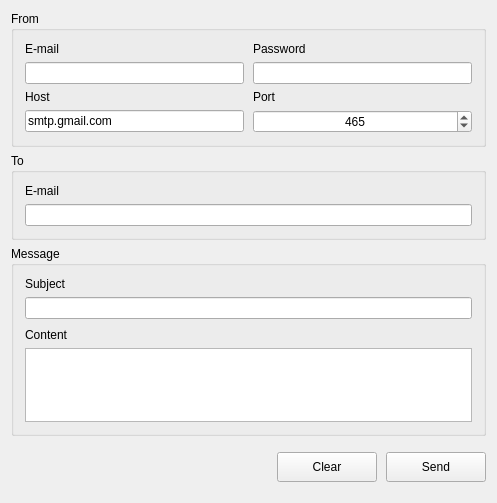
The window that Demo/mainwindow.ui (kelvins/SMTPClient) describes before a commit, drawn with Qt 5.
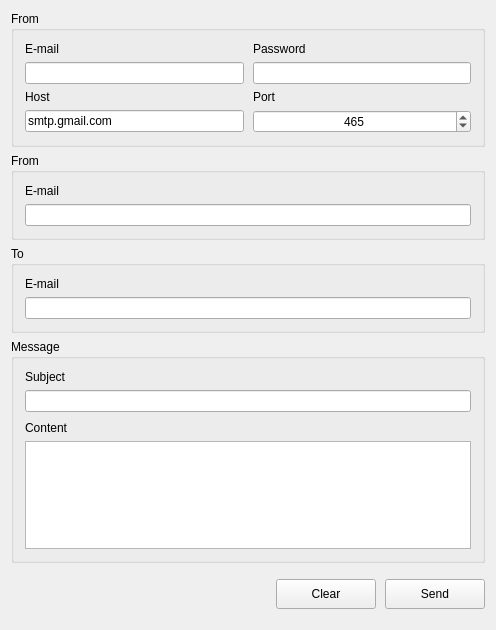
The same window after the commit.

Commit message: Include the new credential fields in the demo

```diff
--- a/Demo/mainwindow.ui
+++ b/Demo/mainwindow.ui
@@ -6,8 +6,8 @@
    <rect>
     <x>0</x>
     <y>0</y>
-    <width>497</width>
-    <height>503</height>
+    <width>496</width>
+    <height>630</height>
    </rect>
   </property>
   <property name="windowTitle">
@@ -15,8 +15,11 @@
   </property>
   <widget class="QWidget" name="centralWidget">
    <layout class="QVBoxLayout" name="verticalLayout">
+    <property name="spacing">
+     <number>-1</number>
+    </property>
     <item>
-     <widget class="QGroupBox" name="groupBoxFrom">
+     <widget class="QGroupBox" name="groupBoxCredentials">
       <property name="title">
        <string>From</string>
       </property>
@@ -40,7 +43,7 @@
           </widget>
          </item>
          <item row="0" column="1">
-          <widget class="QLabel" name="labelEmailFrom">
+          <widget class="QLabel" name="labelEmailCredentials">
            <property name="text">
             <string>E-mail</string>
            </property>
@@ -73,7 +76,7 @@
           </widget>
          </item>
          <item row="1" column="1">
-          <widget class="QLineEdit" name="lineEditEmailFrom"/>
+          <widget class="QLineEdit" name="lineEditEmailCredentials"/>
          </item>
          <item row="2" column="1">
           <widget class="QLabel" name="labelHost">
@@ -101,6 +104,32 @@
       </layout>
      </widget>
     </item>
+    <item>
+     <widget class="QGroupBox" name="groupBoxFrom">
+      <property name="title">
+       <string>From</string>
+      </property>
+      <layout class="QVBoxLayout" name="verticalLayout_8">
+       <item>
+        <layout class="QVBoxLayout" name="verticalLayout_9">
+         <property name="topMargin">
+          <number>0</number>
+         </property>
+         <item>
+          <widget class="QLabel" name="labelEmailFrom">
+           <property name="text">
+            <string>E-mail</string>
+           </property>
+          </widget>
+         </item>
+         <item>
+          <widget class="QLineEdit" name="lineEditEmailFrom"/>
+         </item>
+        </layout>
+       </item>
+      </layout>
+     </widget>
+    </item>
     <item>
      <widget class="QGroupBox" name="groupBoxTo">
       <property name="title">
```
Left out of the diff: 20 changed lines with no effect on the pictures. The commit also changes 2 other files.
